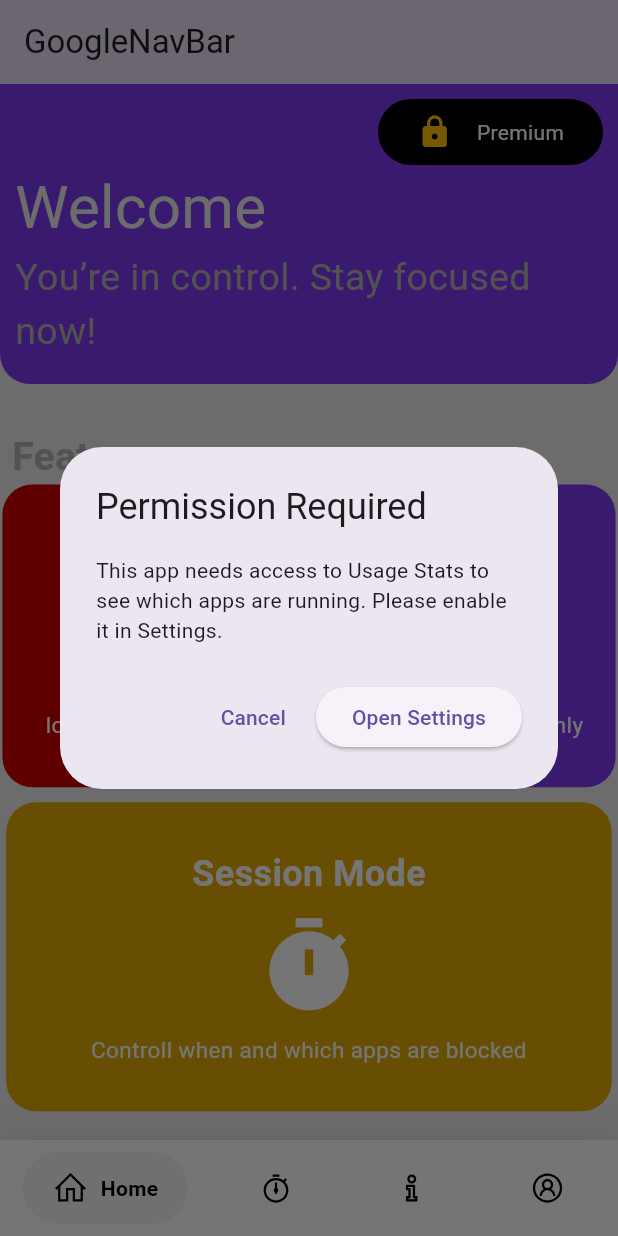
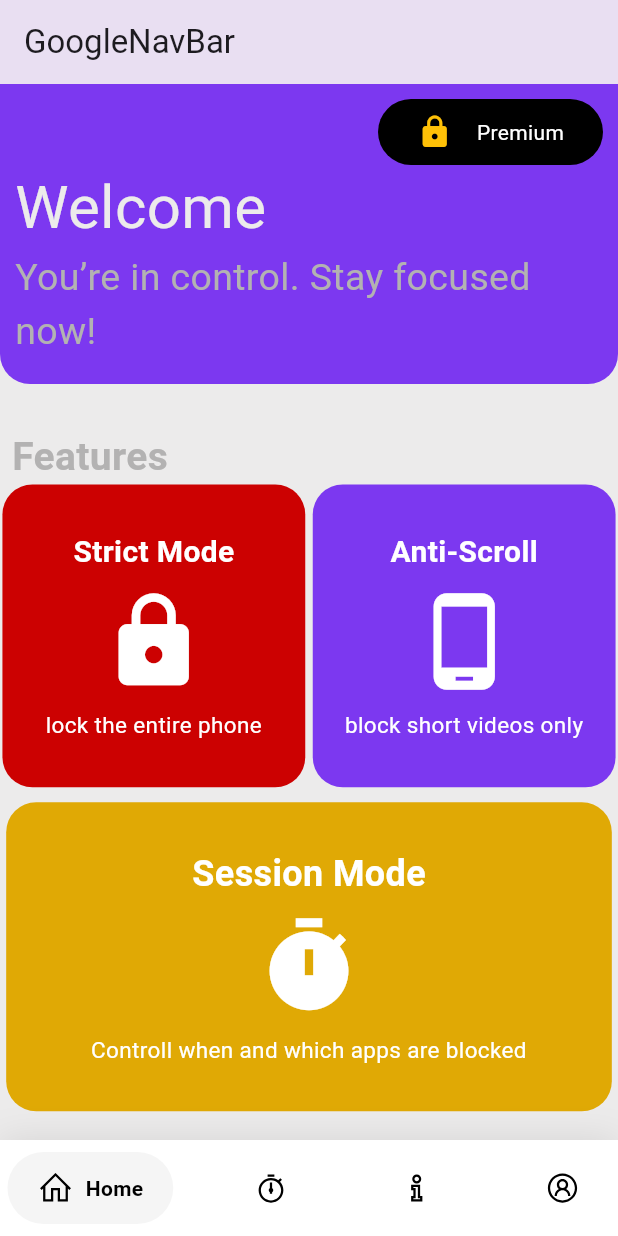
Before and after one commit to NewtonMaluvana/app_blocker, a Flutter app: the screen it shows after launch, after a tap on "Premium", on a phone screen of 412 x 824 dp. Run offline on Flutter 3.47's test engine with Material 3 defaults, Android fonts, the phone set to English and light mode, and no system bars; drawn by our look-alikes of flutter_animate, google_nav_bar; our stand-ins replace gap, google_fonts, line_icons, numberpicker, shared_preferences; missing offline and left inert: auto_input_box, block_app, installed_apps, linear_progress_bar, list_item_selector.

```diff
--- a/lib/components/lock_session_card.dart
+++ b/lib/components/lock_session_card.dart
@@ -58,7 +58,7 @@ class _LockSessionCardState extends State<LockSessionCard> {
                       Text(
                         "Lock Session",
                         style: TextStyle(
-                          fontSize: 20,
+                          fontSize: 15,
                           color: color.btnColor,
                           fontWeight: FontWeight.w500,
                         ),
@@ -74,6 +74,7 @@ class _LockSessionCardState extends State<LockSessionCard> {
                           Text(
                             "Active now",
                             style: TextStyle(
+                              fontSize: 10,
                               color: const Color.fromARGB(255, 16, 192, 112),
                               fontWeight: FontWeight.w600,
                             ),
@@ -89,7 +90,7 @@ class _LockSessionCardState extends State<LockSessionCard> {
                 children: [
                   Text(
                     "Time remaining",
-                    style: TextStyle(fontSize: 18, color: color.colorText2),
+                    style: TextStyle(fontSize: 12, color: color.colorText2),
                   ),
                   Text(widget.Time),
                 ],
--- a/lib/components/strict_mode_card.dart
+++ b/lib/components/strict_mode_card.dart
@@ -61,7 +61,7 @@ class _StrictModeCardState extends State<StrictModeCard> {
                       Text(
                         "Strict mode",
                         style: TextStyle(
-                          fontSize: 20,
+                          fontSize: 15,
                           color: color.btnColor,
                           fontWeight: FontWeight.w500,
                         ),
@@ -77,6 +77,7 @@ class _StrictModeCardState extends State<StrictModeCard> {
                           Text(
                             "Active now",
                             style: TextStyle(
+                              fontSize: 10,
                               color: const Color.fromARGB(255, 16, 192, 112),
                               fontWeight: FontWeight.w600,
                             ),
@@ -92,7 +93,7 @@ class _StrictModeCardState extends State<StrictModeCard> {
                 children: [
                   Text(
                     "Time remaining",
-                    style: TextStyle(fontSize: 18, color: color.colorText2),
+                    style: TextStyle(fontSize: 12, color: color.colorText2),
                   ),
                   Text(widget.Time),
                 ],
--- a/lib/main.dart
+++ b/lib/main.dart
@@ -48,7 +48,7 @@ class _ExampleState extends State<Example> {
         ),
         child: SafeArea(
           child: Padding(
-            padding: const EdgeInsets.symmetric(horizontal: 15.0, vertical: 8),
+            padding: const EdgeInsets.symmetric(horizontal: 5, vertical: 8),
             child: GNav(
               rippleColor: Colors.grey[300]!,
               hoverColor: Colors.grey[100]!,
--- a/lib/utils/app_permission_handler.dart
+++ /dev/null
@@ -1,18 +0,0 @@
-import 'package:flutter/services.dart';
-
-class AppPermissionService {
-  static const _channel = MethodChannel('com.example.app_blocker/usage_stats');
-
-  /// Opens the Usage Access settings screen
-  static Future<void> requestUsageStatsPermission() async {
-    await _channel.invokeMethod('openUsageSettings');
-  }
-
-  /// Check if usage stats permission is granted
-  static Future<bool> hasUsageStatsPermission() async {
-    final granted = await _channel.invokeMethod<bool>(
-      'hasUsageStatsPermission',
-    );
-    return granted ?? false;
-  }
-}
--- a/lib/utils/permissin_service.dart
+++ /dev/null
@@ -1,32 +0,0 @@
-import 'package:app_blocker/utils/app_permission_handler.dart';
-import 'package:flutter/material.dart';
-
-Future<void> checkAndRequestPermission(BuildContext context) async {
-  final hasPermission = await AppPermissionService.hasUsageStatsPermission();
-
-  if (!hasPermission) {
-    showDialog(
-      context: context,
-      builder: (ctx) => AlertDialog(
-        title: const Text('Permission Required'),
-        content: const Text(
-          'This app needs access to Usage Stats to see which apps are running. '
-          'Please enable it in Settings.',
-        ),
-        actions: [
-          TextButton(
-            onPressed: () => Navigator.pop(ctx),
-            child: const Text('Cancel'),
-          ),
-          ElevatedButton(
-            onPressed: () async {
-              Navigator.pop(ctx);
-              await AppPermissionService.requestUsageStatsPermission();
-            },
-            child: const Text('Open Settings'),
-          ),
-        ],
-      ),
-    );
-  }
-}
--- a/pubspec.yaml
+++ b/pubspec.yaml
@@ -51,6 +51,8 @@ dependencies:
   duration_picker_dialog_box: ^1.0.2
   numberpicker: ^2.1.2
   installed_apps: ^2.1.1
+  shared_preferences: ^2.5.5
+  block_app: ^0.0.1
 
 dev_dependencies:
   flutter_test:
```
Also changed, not shown: lib/components/anti_scroll_card.dart (+6 -3 lines), lib/screens/lock_session_page.dart (+59 -6 lines), pubspec.lock, 4 other files.
